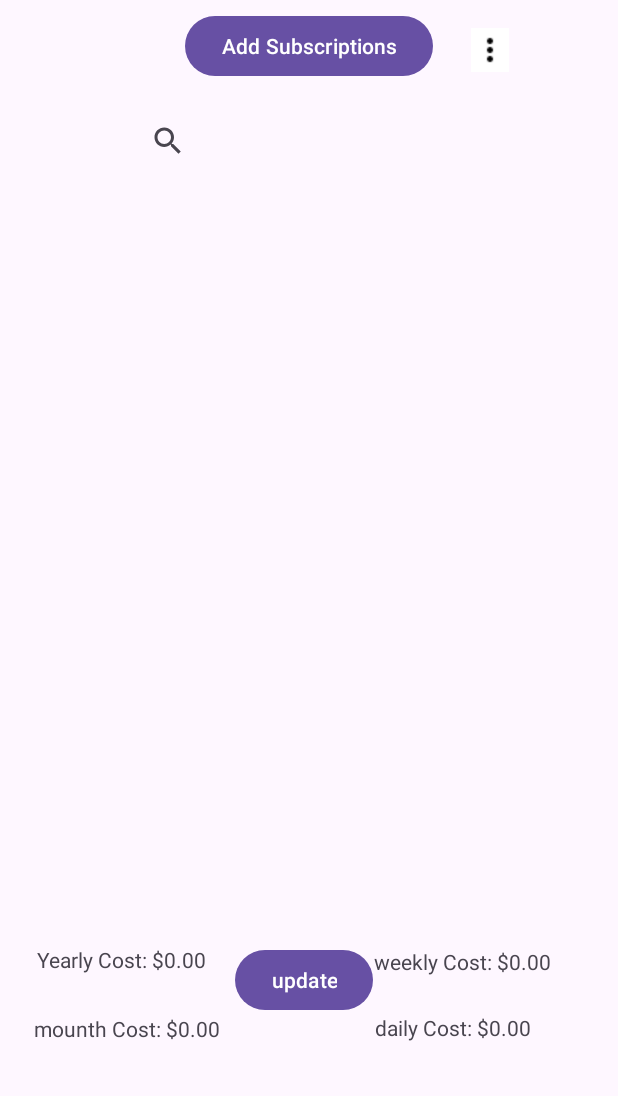
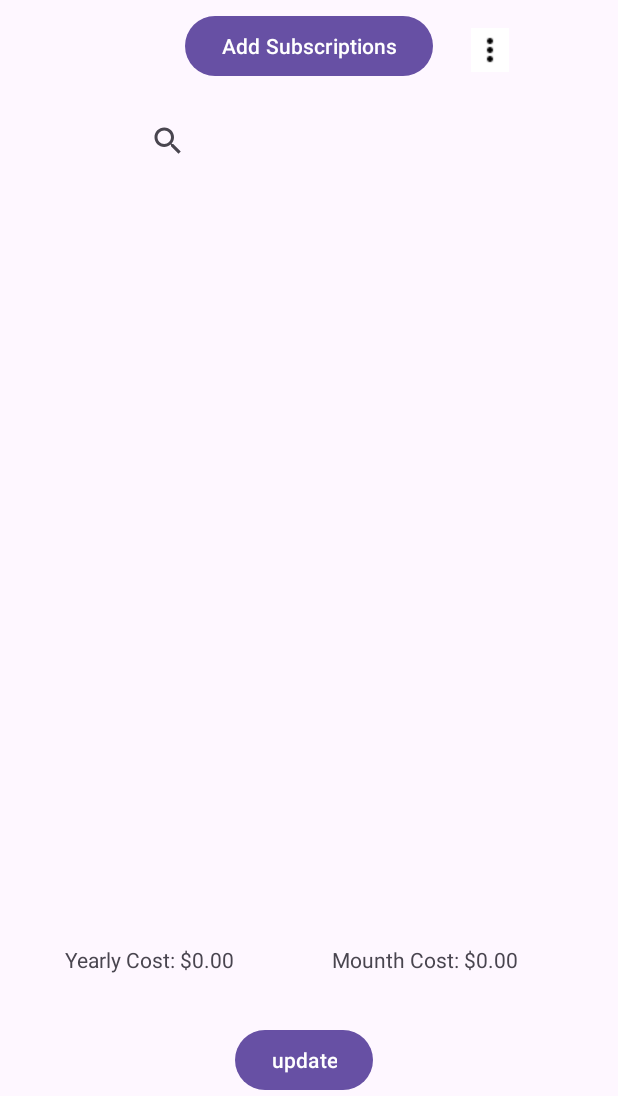
Before and after one commit to hassannauman123/Subscription-Tracker-Android-Application, an Android app: the screen it shows after launch (MainActivity), on a phone screen of 412 x 824 dp, the part 140-1236 px from its top. Run offline under Robolectric (Android 15) with nearby library versions, the phone set to English and light mode, and no system bars; 12 statements that could not run were skipped.

Commit message:
Created an interface to costcalculator, modified part of the UI for displaying cost

```diff
--- /dev/null
+++ b/app/src/main/java/com/track_it/logic/totalcost/SubscriptionCalculator.java
@@ -0,0 +1,10 @@
+package com.track_it.logic.totalcost;
+import com.track_it.domainobject.SubscriptionObj;
+import java.util.List;
+public interface SubscriptionCalculator {
+    void cost(List<SubscriptionObj> listOfSubs);
+    double getYearlyCost();
+    double getWeeklyCost();
+    double getMonthlyCost();
+    double getDailyCost();
+}
--- a/app/src/main/java/com/track_it/logic/totalcost/TotalCostCalculator.java
+++ b/app/src/main/java/com/track_it/logic/totalcost/TotalCostCalculator.java
@@ -1,61 +1,66 @@
 package com.track_it.logic.totalcost;
+
 import com.track_it.domainobject.SubscriptionObj;
 import java.util.List;
-public class TotalCostCalculator {
 
+public class TotalCostCalculator implements SubscriptionCalculator {
 
     double totalCost = 0;
     private double yearlyCost = 0;
-        private double weeklyCost=0;
-        private double monthlyCost=0;
-        private double dailyCost=0;
+    private double weeklyCost = 0;
+    private double monthlyCost = 0;
+    private double dailyCost = 0;
     private final List<SubscriptionObj> listOfSubs;
 
     public TotalCostCalculator(List<SubscriptionObj> listOfSubs) {
+        //get the data from db
         this.listOfSubs = listOfSubs;
     }
 
-        public void cost() {
-
+    @Override
+    public void cost(List<SubscriptionObj> listOfSubs) {
         for (SubscriptionObj subscription : listOfSubs) {
+            //get cost and paymentPeriod from db
             double subscriptionCost = subscription.getPaymentDollars();
             String paymentPeriod = subscription.getPaymentFrequency();
+            //calculate the cost
 
             if (paymentPeriod.equals("daily")) {
-
                 totalCost += subscriptionCost * 365;
             } else if (paymentPeriod.equals("monthly")) {
-
                 totalCost += subscriptionCost * 12;
-                }else if(paymentPeriod.equals("weekly")){
-                    totalCost +=subscriptionCost * 52;
-                }else if(paymentPeriod.equals("bi-weekly")){
-                    totalCost +=subscriptionCost * 26;
+            } else if (paymentPeriod.equals("weekly")) {
+                totalCost += subscriptionCost * 52;
+            } else if (paymentPeriod.equals("bi-weekly")) {
+                totalCost += subscriptionCost * 26;
             } else if (paymentPeriod.equals("yearly")) {
-
                 totalCost += subscriptionCost;
             }
         }
 
-
         dailyCost = totalCost / 365;
-             weeklyCost = totalCost/ 52;
+        weeklyCost = totalCost / 52;
         monthlyCost = totalCost / 12;
         yearlyCost = totalCost;
-
     }
-
-
+    //return the cost
+    @Override
     public double getYearlyCost() {
         return yearlyCost;
     }
-    public double getweeklyCost() {
+
+    @Override
+    public double getWeeklyCost() {
         return weeklyCost;
     }
-    public double getmonthlyCost() {
+
+    @Override
+    public double getMonthlyCost() {
         return monthlyCost;
     }
-    public double getdailyCost() {
+
+    @Override
+    public double getDailyCost() {
         return dailyCost;
     }
 }
--- a/app/src/main/java/com/track_it/presentation/MainActivity.java
+++ b/app/src/main/java/com/track_it/presentation/MainActivity.java
@@ -18,6 +18,7 @@ import com.track_it.logic.exceptions.SubscriptionException;
 import com.track_it.logic.exceptions.SubscriptionInvalidFrequencyException;
 import com.track_it.logic.totalcost.TotalCostCalculator;
 import com.track_it.presentation.util.SetupParameters;
+import com.track_it.logic.totalcost.SubscriptionCalculator;
 
 
 import android.content.Intent;
@@ -79,8 +80,8 @@ public class MainActivity extends AppCompatActivity {
         getSubList(); // Get list of subs from database, and store in listOfSubs
         setUpButtonsAndInput(); // Setup the input fields and buttons
         displayAllSubscriptions(); // Display all the subscriptions
-        displaycost();
-        updateCost();
+        displaycost();//Display cost
+        updateCost();//update button
 
 
     }
@@ -369,31 +370,36 @@ public class MainActivity extends AppCompatActivity {
 
     }
     private void displaycost() {
-        TotalCostCalculator totalCostCalculator = new TotalCostCalculator(listOfSubs);
+        SubscriptionCalculator costCalculator = new TotalCostCalculator(listOfSubs);
+
+        //use costCalculator
 
 
-        totalCostCalculator.cost();
+        costCalculator.cost(listOfSubs);
 
-        double yearlyCost = totalCostCalculator.getYearlyCost();
-        double weeklyCost = totalCostCalculator.getweeklyCost();
-        double dailyCost = totalCostCalculator.getdailyCost();
-        double monthlyCost = totalCostCalculator.getmonthlyCost();
+        double yearlyCost = costCalculator.getYearlyCost();
+        double weeklyCost = costCalculator.getWeeklyCost();
+        double dailyCost = costCalculator.getDailyCost();
+        double monthlyCost = costCalculator.getMonthlyCost();
+
+        //show cost
 
         TextView yearlyCostTextView = findViewById(R.id.yearlyCostTextView);
         yearlyCostTextView.setText(String.format("Yearly Cost: $%.2f", yearlyCost));
 
         TextView monthlyCostTextView = findViewById(R.id.monthlyCostTextView);
-        monthlyCostTextView.setText(String.format("mounth Cost: $%.2f", monthlyCost));
+        monthlyCostTextView.setText(String.format("Mounth Cost: $%.2f", monthlyCost));
 
-        TextView weeklyCostTextView = findViewById(R.id.weeklyCostTextView);
-        weeklyCostTextView.setText(String.format("weekly Cost: $%.2f", weeklyCost));
+        //TextView weeklyCostTextView = findViewById(R.id.weeklyCostTextView);
+        //weeklyCostTextView.setText(String.format("weekly Cost: $%.2f", weeklyCost));
 
-        TextView dailyCostTextView = findViewById(R.id.dailyCostTextView);
-        dailyCostTextView.setText(String.format("daily Cost: $%.2f", dailyCost));
+        //TextView dailyCostTextView = findViewById(R.id.dailyCostTextView);
+        //dailyCostTextView.setText(String.format("Daily Cost: $%.2f", dailyCost));
     }
     private void updateCost() {
         Button updateButton = findViewById(R.id.update_cost);
         updateButton.setOnClickListener(new View.OnClickListener() {
+            //set the update button
             @Override
             public void onClick(View v) {
 
--- a/app/src/main/res/layout/activity_main.xml
+++ b/app/src/main/res/layout/activity_main.xml
@@ -104,42 +104,22 @@
 
     <TextView
         android:id="@+id/yearlyCostTextView"
-        android:layout_width="133dp"
+        android:layout_width="149dp"
         android:layout_height="wrap_content"
         android:layout_alignParentEnd="true"
         android:layout_alignParentBottom="true"
-        android:layout_marginEnd="254dp"
+        android:layout_marginEnd="219dp"
         android:layout_marginBottom="81dp"
         android:text="TextView" />
 
     <TextView
         android:id="@+id/monthlyCostTextView"
-        android:layout_width="134dp"
+        android:layout_width="153dp"
         android:layout_height="wrap_content"
         android:layout_alignParentEnd="true"
         android:layout_alignParentBottom="true"
-        android:layout_marginEnd="255dp"
-        android:layout_marginBottom="35dp"
-        android:text="TextView" />
-
-    <TextView
-        android:id="@+id/weeklyCostTextView"
-        android:layout_width="129dp"
-        android:layout_height="wrap_content"
-        android:layout_alignParentEnd="true"
-        android:layout_alignParentBottom="true"
-        android:layout_marginEnd="33dp"
-        android:layout_marginBottom="80dp"
-        android:text="TextView" />
-
-    <TextView
-        android:id="@+id/dailyCostTextView"
-        android:layout_width="130dp"
-        android:layout_height="wrap_content"
-        android:layout_alignParentEnd="true"
-        android:layout_alignParentBottom="true"
-        android:layout_marginEnd="32dp"
-        android:layout_marginBottom="36dp"
+        android:layout_marginEnd="37dp"
+        android:layout_marginBottom="81dp"
         android:text="TextView" />
 
     <Button
@@ -149,7 +129,7 @@
         android:layout_alignParentEnd="true"
         android:layout_alignParentBottom="true"
         android:layout_marginEnd="163dp"
-        android:layout_marginBottom="53dp"
+        android:layout_marginBottom="0dp"
         android:text="update" />
 
 
```
Also changed, not shown: 1 other file. Lines whose indentation alone changed are shown as unchanged.
